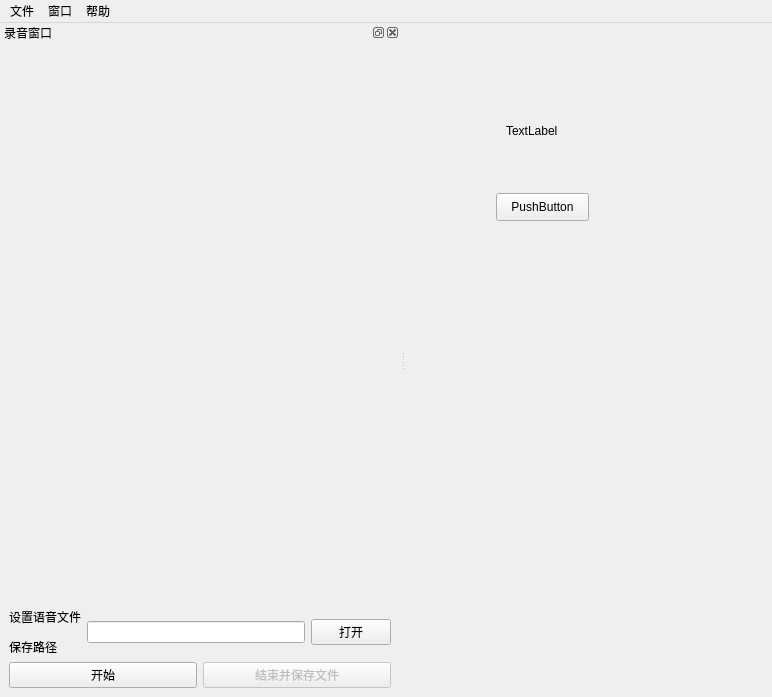
The window that pyqt5_client/ui/main.ui (wp19991/graduation_project) describes before a commit, drawn with Qt 5.
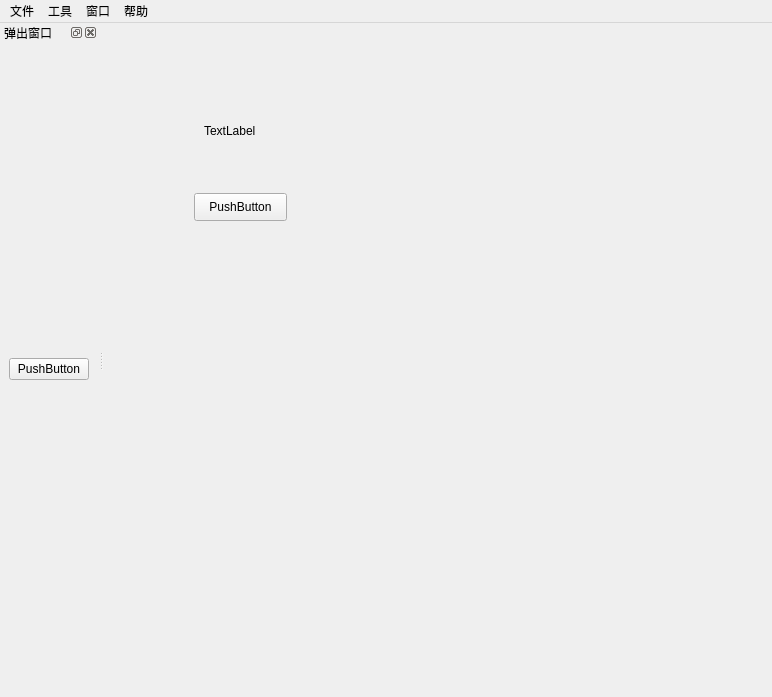
The same window after the commit. Icons and pictures are not drawn. Custom widgets are drawn as their Qt base class.

Commit message: 完善了录音的功能

```diff
--- a/pyqt5_client/ui/main.ui
+++ b/pyqt5_client/ui/main.ui
@@ -79,25 +79,20 @@
     <property name="title">
      <string>窗口</string>
     </property>
-    <addaction name="action_show_sound_recording"/>
+    <addaction name="action_show_dockWidget"/>
+   </widget>
+   <widget class="QMenu" name="menu_4">
+    <property name="title">
+     <string>工具</string>
+    </property>
+    <addaction name="action_sound_recording"/>
    </widget>
    <addaction name="menu"/>
+   <addaction name="menu_4"/>
    <addaction name="menu_3"/>
    <addaction name="menu_2"/>
   </widget>
-  <widget class="QDockWidget" name="sound_recording_dockWidget">
-   <property name="minimumSize">
-    <size>
-     <width>400</width>
-     <height>450</height>
-    </size>
-   </property>
-   <property name="maximumSize">
-    <size>
-     <width>800</width>
-     <height>900</height>
-    </size>
-   </property>
+  <widget class="QDockWidget" name="dockWidget">
    <property name="layoutDirection">
     <enum>Qt::LeftToRight</enum>
    </property>
@@ -108,7 +103,7 @@
     <set>Qt::AllDockWidgetAreas</set>
    </property>
    <property name="windowTitle">
-    <string>录音窗口</string>
+    <string>弹出窗口</string>
    </property>
    <attribute name="dockWidgetArea">
     <number>1</number>
@@ -116,64 +111,11 @@
    <widget class="QWidget" name="dockWidgetContents">
     <layout class="QVBoxLayout" name="verticalLayout">
      <item>
-      <widget class="MatplotlibWidget" name="widget" native="true"/>
-     </item>
-     <item>
-      <layout class="QHBoxLayout" name="horizontalLayout">
-       <item>
-        <widget class="QLabel" name="label">
-         <property name="text">
-          <string>&lt;html&gt;&lt;head/&gt;&lt;body&gt;&lt;p&gt;设置语音文件&lt;/p&gt;&lt;p&gt;保存路径&lt;/p&gt;&lt;/body&gt;&lt;/html&gt;</string>
-         </property>
-        </widget>
-       </item>
-       <item>
-        <widget class="QLineEdit" name="sound_recording_save_path_lineEdit"/>
-       </item>
-       <item>
-        <widget class="QPushButton" name="sound_recording_save_path_pushButton">
-         <property name="text">
-          <string>打开</string>
-         </property>
-         <property name="icon">
-          <iconset resource="../apprcc.qrc">
-           <normaloff>:/icon/resources/icon/文件夹.ico</normaloff>:/icon/resources/icon/文件夹.ico</iconset>
-         </property>
-        </widget>
-       </item>
-      </layout>
-     </item>
-     <item>
-      <layout class="QHBoxLayout" name="horizontalLayout_3">
-       <item>
-        <widget class="QPushButton" name="sound_recording_save_path_start_pushButton">
-         <property name="text">
-          <string>开始</string>
-         </property>
-         <property name="icon">
-          <iconset resource="../apprcc.qrc">
-           <normaloff>:/icon/resources/icon/运行.ico</normaloff>:/icon/resources/icon/运行.ico</iconset>
-         </property>
-        </widget>
-       </item>
-       <item>
-        <widget class="QPushButton" name="sound_recording_save_path_end_pushButton">
-         <property name="enabled">
-          <bool>false</bool>
-         </property>
-         <property name="text">
-          <string>结束并保存文件</string>
-         </property>
-         <property name="icon">
-          <iconset resource="../apprcc.qrc">
-           <normaloff>:/icon/resources/icon/结束.ico</normaloff>:/icon/resources/icon/结束.ico</iconset>
-         </property>
-         <property name="checkable">
-          <bool>false</bool>
-         </property>
-        </widget>
-       </item>
-      </layout>
+      <widget class="QPushButton" name="pushButton_2">
+       <property name="text">
+        <string>PushButton</string>
+       </property>
+      </widget>
      </item>
     </layout>
    </widget>
@@ -245,14 +187,6 @@
    </property>
   </action>
  </widget>
- <customwidgets>
-  <customwidget>
-   <class>MatplotlibWidget</class>
-   <extends>QWidget</extends>
-   <header>core.MatplotlibWidget</header>
-   <container>1</container>
-  </customwidget>
- </customwidgets>
  <resources>
   <include location="../apprcc.qrc"/>
  </resources>
```
Left out of the diff: 15 changed lines with no effect on the pictures. The commit also changes 10 other files.
